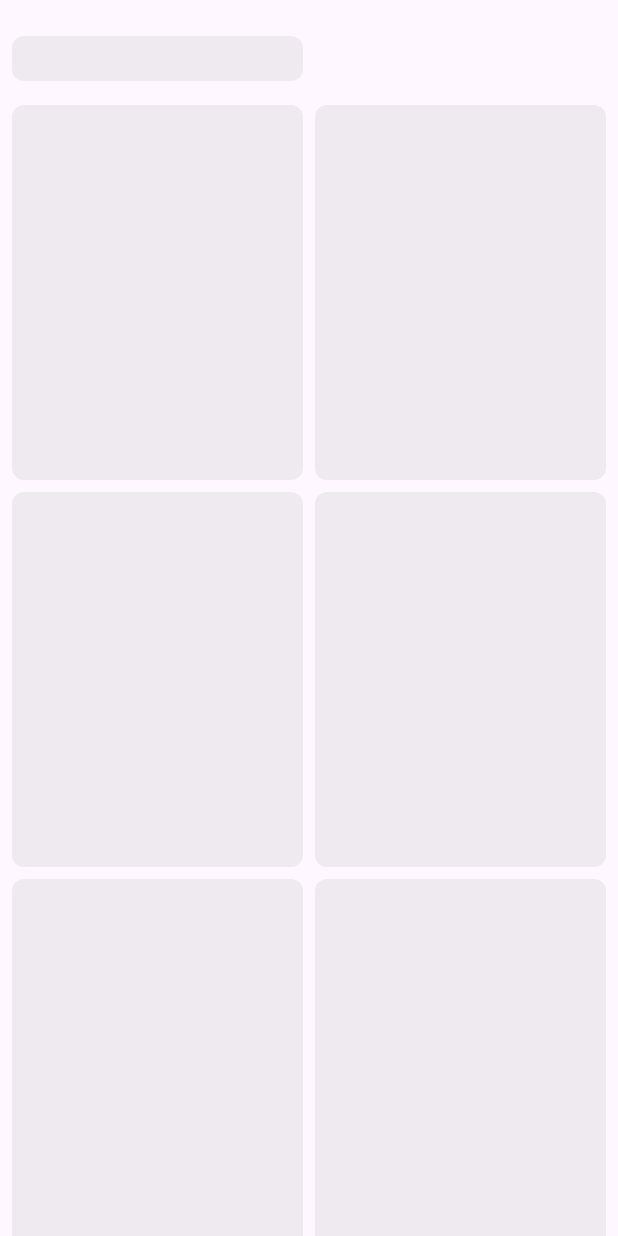
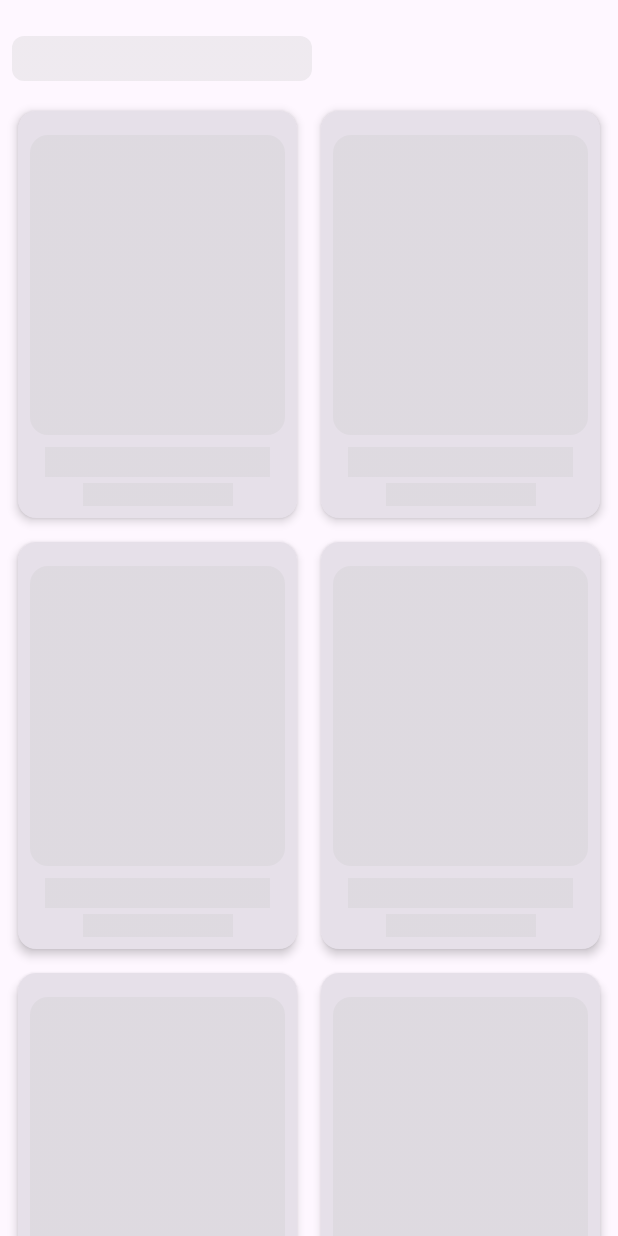
Before and after one commit to sedramerkhan/products, an Android app built with Jetpack Compose: the composable ProductsScreen shown on its own in the app's theme, on a phone screen of 412 x 824 dp. Run offline under Robolectric (Android 15) with nearby library versions, the phone set to English and light mode, and no system bars; our stand-ins replace Shimmer; libraries missing offline, so code that uses them is left out: com.ramcosta.composedestinations; 5 statements that could not run were skipped.

Commit message:
style(products): list shimmer

```diff
--- a/app/src/main/java/com/sm/products/presentation/products/ProductsScreen.kt
+++ b/app/src/main/java/com/sm/products/presentation/products/ProductsScreen.kt
@@ -2,11 +2,9 @@ package com.sm.products.presentation.products
 
 import android.util.Log
 import androidx.compose.foundation.layout.*
-import androidx.compose.foundation.lazy.grid.*
 import androidx.compose.material3.*
 import androidx.compose.runtime.*
 import androidx.compose.ui.Modifier
-import androidx.compose.ui.unit.dp
 import androidx.hilt.navigation.compose.hiltViewModel
 import androidx.lifecycle.compose.collectAsStateWithLifecycle
 import com.ramcosta.composedestinations.annotation.Destination
@@ -14,10 +12,8 @@ import com.ramcosta.composedestinations.annotation.RootGraph
 import com.sm.products.core.presentation.components.ErrorView
 import com.sm.products.core.presentation.components.PullToRefreshBox
 import com.sm.products.core.utils.CustomToastHost
-import com.sm.products.domain.model.Product
-import com.sm.products.presentation.products.components.CategoryText
-import com.sm.products.presentation.products.components.ProductCard
-import com.sm.products.presentation.products.components.ProductsLoader
+import com.sm.products.presentation.products.components.ProductsList
+import com.sm.products.presentation.products.components.ProductsListShimmer
 
 @Destination<RootGraph>(start = true)
 @Composable
@@ -37,10 +33,7 @@ fun ProductsScreen(
     pullToRefresh: () -> Unit,
     getProduct: () -> Unit,
 ) {
-    Log.d("cust", "dff ${state}")
-
-
-
+    Log.d("custum", "ProductsScreen ${state}")
 
     Scaffold { innerPadding ->
         val modifier = Modifier
@@ -49,32 +42,14 @@ fun ProductsScreen(
 
         if (state.data.isNotEmpty()) {
             PullToRefreshBox(isRefreshing = state.isRefreshing, onRefresh = pullToRefresh) {
-                LazyVerticalGrid(
-                    columns = GridCells.Fixed(2),
-                    modifier = modifier,
-                    contentPadding = PaddingValues(8.dp),
-                    verticalArrangement = Arrangement.spacedBy(8.dp),
-                    horizontalArrangement = Arrangement.spacedBy(8.dp)
-                ) {
-                    state.data.forEach { category, products ->
-
-                        // Category should span across 2 columns
-                        item(span = { GridItemSpan(maxLineSpan) }) {
-                            CategoryText(category)
-                        }
-
-                        items(products) { product ->
-                            ProductCard(product)
-                        }
-                    }
-                }
+                ProductsList(modifier, state.data)
             }
 
             if (state.error != null) {
                 CustomToastHost(state.error.asString())
             }
         } else if (state.isLoading) {
-            ProductsLoader(modifier)
+            ProductsListShimmer(modifier)
         } else if (state.error != null)
             ErrorView(modifier, state.error.asString(), onRetry = getProduct)
     }
--- a/app/src/main/java/com/sm/products/presentation/products/ProductsViewModel.kt
+++ b/app/src/main/java/com/sm/products/presentation/products/ProductsViewModel.kt
@@ -27,7 +27,7 @@ class ProductsViewModel @Inject constructor(
     private val _uiState = MutableStateFlow(ProductsUiState())
     val uiState: StateFlow<ProductsUiState> = _uiState
         .onStart {
-            if (_uiState.value.data.isNotEmpty()) {
+            if (_uiState.value.data.isEmpty()) {
                 getProducts()
             }
         }
--- a/app/src/main/java/com/sm/products/presentation/products/components/CategoryText.kt
+++ b/app/src/main/java/com/sm/products/presentation/products/components/CategoryText.kt
@@ -6,13 +6,14 @@ import androidx.compose.material3.Text
 import androidx.compose.runtime.Composable
 import androidx.compose.ui.Modifier
 import androidx.compose.ui.unit.dp
+import java.util.Locale
 
 @Composable
 fun CategoryText(
     category: String
 ){
     Text(
-        text = category,
+        text = category.replaceFirstChar { if (it.isLowerCase()) it.titlecase(Locale.ROOT) else it.toString() },
         style = MaterialTheme.typography.headlineLarge,
         modifier = Modifier.padding(top =16.dp, bottom = 8.dp),
         color = MaterialTheme.colorScheme.secondary
--- a/app/src/main/java/com/sm/products/presentation/products/components/ProductCard.kt
+++ b/app/src/main/java/com/sm/products/presentation/products/components/ProductCard.kt
@@ -1,11 +1,14 @@
 package com.sm.products.presentation.products.components
 
+import androidx.compose.foundation.layout.Box
 import androidx.compose.foundation.layout.Column
 import androidx.compose.foundation.layout.Spacer
 import androidx.compose.foundation.layout.fillMaxSize
 import androidx.compose.foundation.layout.fillMaxWidth
 import androidx.compose.foundation.layout.height
 import androidx.compose.foundation.layout.padding
+import androidx.compose.foundation.layout.width
+import androidx.compose.foundation.shape.RoundedCornerShape
 import androidx.compose.material3.Card
 import androidx.compose.material3.CardDefaults
 import androidx.compose.material3.MaterialTheme
@@ -13,27 +16,34 @@ import androidx.compose.material3.Text
 import androidx.compose.runtime.Composable
 import androidx.compose.ui.Alignment
 import androidx.compose.ui.Modifier
+import androidx.compose.ui.draw.clip
 import androidx.compose.ui.text.style.TextAlign
 import androidx.compose.ui.text.style.TextOverflow
 import androidx.compose.ui.unit.dp
 import com.sm.products.core.presentation.components.image.CoilImage
+import com.sm.products.core.utils.extensions.shimmer
 import com.sm.products.domain.model.Product
 
 @Composable
 fun ProductCard(product: Product) {
     Card(
         modifier = Modifier
-            .padding(4.dp).fillMaxSize()
+            .padding(4.dp)
+            .fillMaxSize()
             .fillMaxWidth(),
         elevation = CardDefaults.cardElevation(4.dp)
     ) {
-        Column(Modifier.padding(top = 16.dp, bottom = 8.dp, start = 8.dp, end = 8.dp), horizontalAlignment = Alignment.CenterHorizontally) {
+        Column(
+            Modifier.padding(top = 16.dp, bottom = 8.dp, start = 8.dp, end = 8.dp),
+            horizontalAlignment = Alignment.CenterHorizontally
+        ) {
 
             ///Image
             CoilImage(
                 modifier = Modifier
                     .height(200.dp)
-                    .fillMaxWidth(),
+                    .fillMaxWidth()
+                    .clip(RoundedCornerShape(12.dp)),
                 path = product.imageUrl
             )
             Spacer(Modifier.height(8.dp))
@@ -49,10 +59,56 @@ fun ProductCard(product: Product) {
             Spacer(Modifier.height(4.dp))
 
             ///Price
-            Text("$${product.price}",
+            Text(
+                "$${product.price}",
                 style = MaterialTheme.typography.bodyLarge,
                 color = MaterialTheme.colorScheme.secondary
             )
         }
     }
 }
+
+
+@Composable
+fun ProductCardShimmer() {
+    Card(
+        modifier = Modifier
+            .padding(4.dp)
+            .fillMaxSize()
+            .fillMaxWidth(),
+        elevation = CardDefaults.cardElevation(4.dp)
+    ) {
+        Column(
+            Modifier.padding(top = 16.dp, bottom = 8.dp, start = 8.dp, end = 8.dp),
+            horizontalAlignment = Alignment.CenterHorizontally
+        ) {
+
+            ///Image
+            Box(
+                modifier = Modifier
+                    .height(200.dp)
+                    .fillMaxWidth()
+                    .clip(RoundedCornerShape(12.dp))
+                    .shimmer(),
+            )
+            Spacer(Modifier.height(8.dp))
+
+            ///Title
+            Box(
+                modifier = Modifier
+                    .height(20.dp)
+                    .width(150.dp)
+                    .shimmer()
+            )
+            Spacer(Modifier.height(4.dp))
+
+            ///Price
+            Box(
+                modifier = Modifier
+                    .height(15.dp)
+                    .width(100.dp)
+                    .shimmer()
+            )
+        }
+    }
+}
--- /dev/null
+++ b/app/src/main/java/com/sm/products/presentation/products/components/ProductsList.kt
@@ -0,0 +1,77 @@
+package com.sm.products.presentation.products.components
+
+import androidx.compose.foundation.layout.Arrangement
+import androidx.compose.foundation.layout.Box
+import androidx.compose.foundation.layout.PaddingValues
+import androidx.compose.foundation.layout.fillMaxHeight
+import androidx.compose.foundation.layout.height
+import androidx.compose.foundation.layout.padding
+import androidx.compose.foundation.layout.width
+import androidx.compose.foundation.lazy.grid.GridCells
+import androidx.compose.foundation.lazy.grid.GridItemSpan
+import androidx.compose.foundation.lazy.grid.LazyVerticalGrid
+import androidx.compose.foundation.lazy.grid.items
+import androidx.compose.runtime.Composable
+import androidx.compose.ui.Modifier
+import androidx.compose.ui.unit.dp
+import com.sm.products.core.utils.extensions.shimmer
+import com.sm.products.domain.model.Product
+
+@Composable
+fun ProductsList(
+    modifier: Modifier,
+    data: Map<String, List<Product>>
+){
+    LazyVerticalGrid(
+        columns = GridCells.Fixed(2),
+        modifier = modifier,
+        contentPadding = PaddingValues(8.dp),
+        verticalArrangement = Arrangement.spacedBy(8.dp),
+        horizontalArrangement = Arrangement.spacedBy(8.dp)
+    ) {
+        data.forEach { category, products ->
+
+            // Category should span across 2 columns
+            item(span = { GridItemSpan(maxLineSpan) }) {
+                CategoryText(category)
+            }
+
+            items(products) { product ->
+                ProductCard(product)
+            }
+        }
+    }
+}
+@Composable
+fun ProductsListShimmer(
+    modifier: Modifier
+) {
+    LazyVerticalGrid(
+        columns = GridCells.Fixed(2),
+        modifier = modifier,
+        contentPadding = PaddingValues(8.dp),
+        verticalArrangement = Arrangement.spacedBy(8.dp),
+        horizontalArrangement = Arrangement.spacedBy(8.dp)
+    ) {
+        item(span = { GridItemSpan(maxLineSpan) }) {
+            Box(
+                modifier = Modifier
+                    .padding(top = 16.dp, bottom = 8.dp)
+                    .height(30.dp)
+            ) {
+                Box(
+                    modifier = Modifier
+                        .width(200.dp)
+                        .fillMaxHeight()
+
+                        .shimmer(cornerRadius = 8.dp)
+                )
+            }
+        }
+
+        items(6) {
+            ProductCardShimmer()
+        }
+
+    }
+}
--- a/app/src/main/java/com/sm/products/presentation/products/components/ProductsLoader.kt
+++ /dev/null
@@ -1,48 +0,0 @@
-package com.sm.products.presentation.products.components
-
-import androidx.compose.foundation.layout.Arrangement
-import androidx.compose.foundation.layout.Box
-import androidx.compose.foundation.layout.PaddingValues
-import androidx.compose.foundation.layout.fillMaxSize
-import androidx.compose.foundation.layout.height
-import androidx.compose.foundation.layout.padding
-import androidx.compose.foundation.layout.width
-import androidx.compose.foundation.lazy.LazyListScope
-import androidx.compose.foundation.lazy.grid.GridCells
-import androidx.compose.foundation.lazy.grid.LazyVerticalGrid
-import androidx.compose.runtime.Composable
-import androidx.compose.ui.Modifier
-import androidx.compose.ui.unit.dp
-import com.sm.products.core.utils.extensions.shimmer
-
-@Composable
-fun ProductsLoader(
-  modifier: Modifier
-) {
-    LazyVerticalGrid(
-        columns = GridCells.Fixed(2),
-        modifier = modifier,
-        contentPadding = PaddingValues(8.dp),
-        verticalArrangement = Arrangement.spacedBy(8.dp),
-        horizontalArrangement = Arrangement.spacedBy(8.dp)
-    ) {
-        //todo: check this
-        item {
-            Box(
-                Modifier .padding(top = 16.dp, bottom = 8.dp)
-                    .height(30.dp)
-                    .shimmer(cornerRadius = 8.dp).width(100.dp)
-            )
-        }
-        item{}
-
-        items(6) {
-            Box(
-                Modifier
-                    .height(250.dp)
-                    .shimmer(cornerRadius = 8.dp)
-            )
-        }
-
-    }
-}
```
